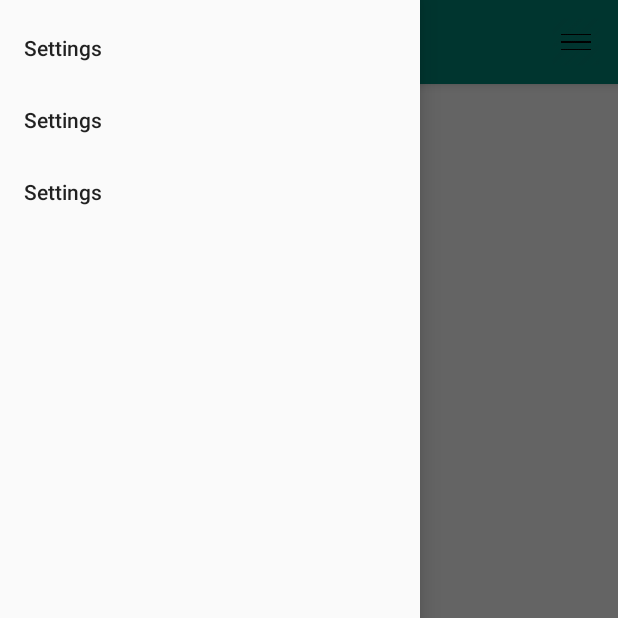
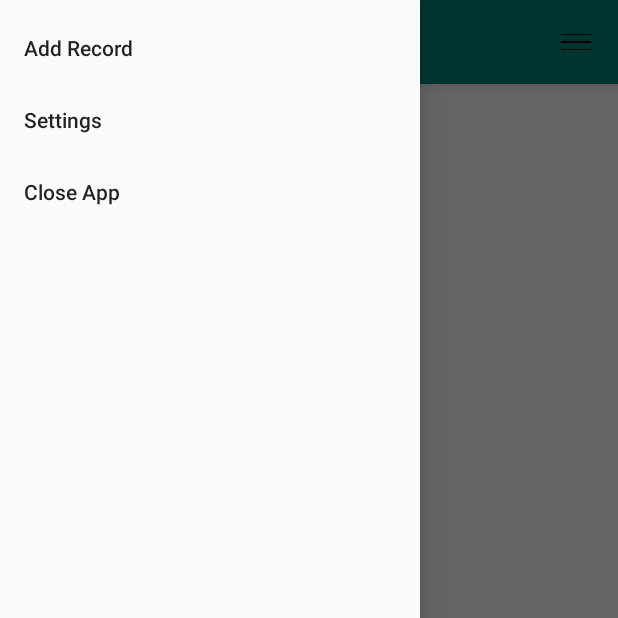
Before and after one commit to erboland12/Record-It, an Android app: the screen it shows after launch (MainActivity), with the side drawer open, on a phone screen of 412 x 824 dp, the top half of it. Run offline under Robolectric (Android 15) with nearby library versions, the phone set to English and light mode, and no system bars; our stand-ins replace navigation-ui.

Commit message:
Added functionality to drawer menu.

```diff
--- a/app/src/main/java/com/example/recordratings/MainActivity.java
+++ b/app/src/main/java/com/example/recordratings/MainActivity.java
@@ -1,9 +1,12 @@
 package com.example.recordratings;
 
+import androidx.annotation.NonNull;
+import androidx.appcompat.app.ActionBarDrawerToggle;
 import androidx.appcompat.app.AlertDialog;
 import androidx.appcompat.app.AppCompatActivity;
 import androidx.appcompat.widget.SearchView;
 import androidx.appcompat.widget.Toolbar;
+import androidx.core.view.GravityCompat;
 import androidx.drawerlayout.widget.DrawerLayout;
 import androidx.navigation.NavController;
 import androidx.navigation.Navigation;
@@ -21,6 +24,7 @@ import android.graphics.Bitmap;
 import android.graphics.BitmapFactory;
 import android.os.Bundle;
 import android.util.Log;
+import android.view.Gravity;
 import android.view.Menu;
 import android.view.MenuItem;
 import android.view.View;
@@ -41,7 +45,7 @@ import java.util.HashSet;
 import java.util.Hashtable;
 import java.util.List;
 
-public class MainActivity extends AppCompatActivity {
+public class MainActivity extends AppCompatActivity implements NavigationView.OnNavigationItemSelectedListener {
     //Records global
     public RecyclerView rvRecords;
     public static ArrayList<Records> records = new ArrayList<>();
@@ -64,18 +68,29 @@ public class MainActivity extends AppCompatActivity {
     //Search
     public static SearchView search;
 
+    //Drawer Llayout
+    private DrawerLayout mDrawerLayout;
+    private ActionBarDrawerToggle mToggle;
+
     @Override
     protected void onCreate(Bundle savedInstanceState) {
         super.onCreate(savedInstanceState);
         setContentView(R.layout.activity_main);
+        setNavigationViewListener();
 
         //Prevents soft keyboard from pushing view up
         getWindow().setSoftInputMode(WindowManager.LayoutParams.SOFT_INPUT_ADJUST_PAN);
 
+        //Sets up DrawerLayout and ActionBar
+        mDrawerLayout = findViewById(R.id.drawer_layout);
+        mToggle = new ActionBarDrawerToggle(this, mDrawerLayout, R.string.open, R.string.close);
+
+        mDrawerLayout.addDrawerListener(mToggle);
+        mToggle.syncState();
+
         //Calls toolbar xml file
         Toolbar toolbar = findViewById(R.id.toolbar);
         setSupportActionBar(toolbar);
-
 
         dbh = new DatabaseHelper(this);
         //dbh.onCreate(dbh.getWritableDatabase());
@@ -186,24 +201,51 @@ public class MainActivity extends AppCompatActivity {
 
         //noinspection SimplifiableIfStatement
         if (id == R.id.action_favorite) {
-
+            mDrawerLayout.openDrawer(GravityCompat.START);
+            //Toast.makeText(MainActivity.this, "Action clicked", Toast.LENGTH_LONG).show();
+            return true;
+        }
+        if (id == R.id.menu_add_record){
             Toast.makeText(MainActivity.this, "Action clicked", Toast.LENGTH_LONG).show();
-            return true;
         }
 
         return super.onOptionsItemSelected(item);
     }
 
     @Override
-    public boolean onPrepareOptionsMenu (Menu menu) {
-        if (filter.getVisibility() == View.INVISIBLE) {
-            menu.findItem(R.id.action_favorite).setVisible(true);
-        } else if (filter.getVisibility() == View.VISIBLE){
-            menu.findItem(R.id.action_favorite).setVisible(false);
+    public boolean onNavigationItemSelected(@NonNull MenuItem item) {
+        // Handle navigation view item clicks here.
+        switch (item.getItemId()) {
+            case R.id.menu_add_record: {
+                MovePage m = new MovePage();
+                m.moveActivity(MainActivity.this, AddRecord.class);
+                break;
+            }
+            case R.id.quit_app:{
+                finish();
+                System.exit(0);
+            }
         }
-        super.onPrepareOptionsMenu(menu);
+        //close navigation drawer
+        mDrawerLayout.closeDrawer(GravityCompat.START);
         return true;
     }
+
+    private void setNavigationViewListener() {
+        NavigationView navigationView = (NavigationView) findViewById(R.id.nav_view);
+        navigationView.setNavigationItemSelectedListener(this);
+    }
+
+//    @Override
+//    public boolean onPrepareOptionsMenu (Menu menu) {
+//        if (filter.getVisibility() == View.INVISIBLE) {
+//            menu.findItem(R.id.action_favorite).setVisible(true);
+//        } else if (filter.getVisibility() == View.VISIBLE){
+//            menu.findItem(R.id.action_favorite).setVisible(false);
+//        }
+//        super.onPrepareOptionsMenu(menu);
+//        return true;
+//    }
 
 
     public void showMessage(String title, String message){
--- a/app/src/main/res/menu/menu_side.xml
+++ b/app/src/main/res/menu/menu_side.xml
@@ -1,12 +1,15 @@
 <?xml version="1.0" encoding="utf-8"?>
 <menu xmlns:android="http://schemas.android.com/apk/res/android">
     <item
+        android:id="@+id/menu_add_record"
+        android:title="Add Record">
+    </item>
+    <item
+        android:id="@+id/settings"
         android:title="Settings">
     </item>
     <item
-        android:title="Settings">
-    </item>
-    <item
-        android:title="Settings">
+        android:id="@+id/quit_app"
+        android:title="Close App">
     </item>
 </menu>
--- a/app/src/main/res/values/strings.xml
+++ b/app/src/main/res/values/strings.xml
@@ -15,4 +15,6 @@
     <string name="record_page_album">Album</string>
     <string name="record_page_artist">Artist</string>
     <string name="toolbar_filter">Filter Search</string>
+    <string name="open">Open</string>
+    <string name="close">Close</string>
 </resources>
```
